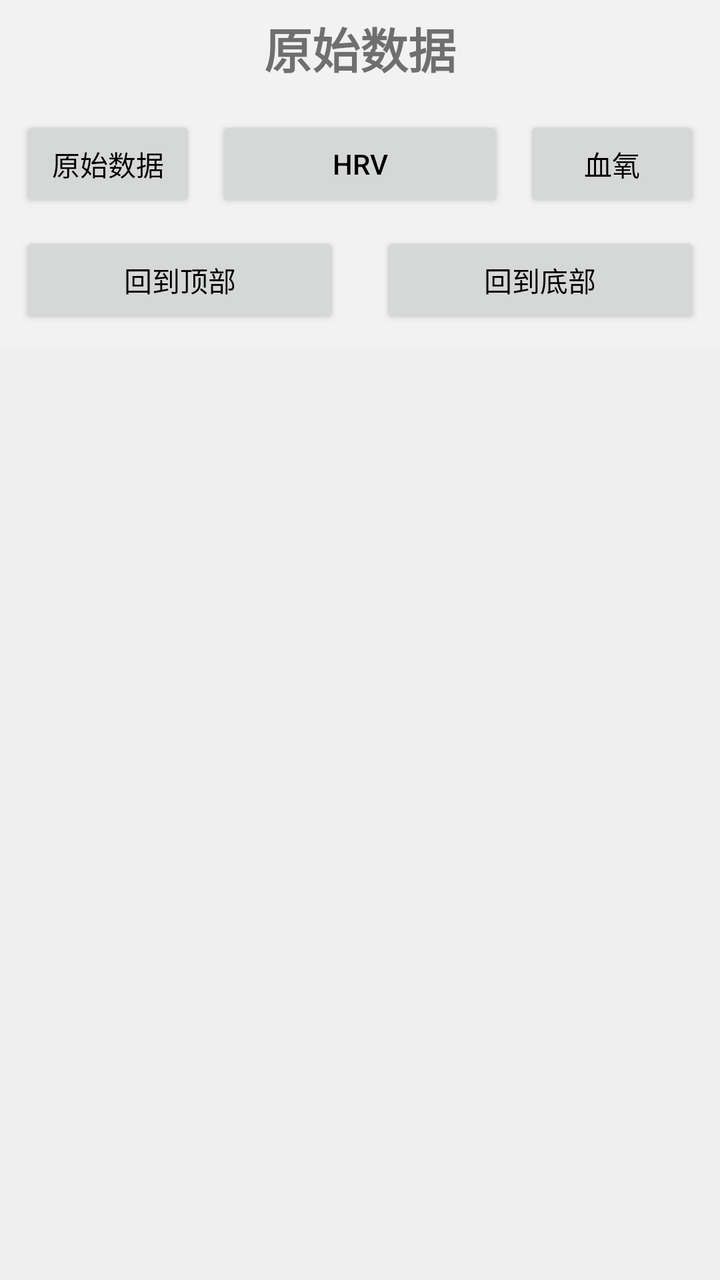
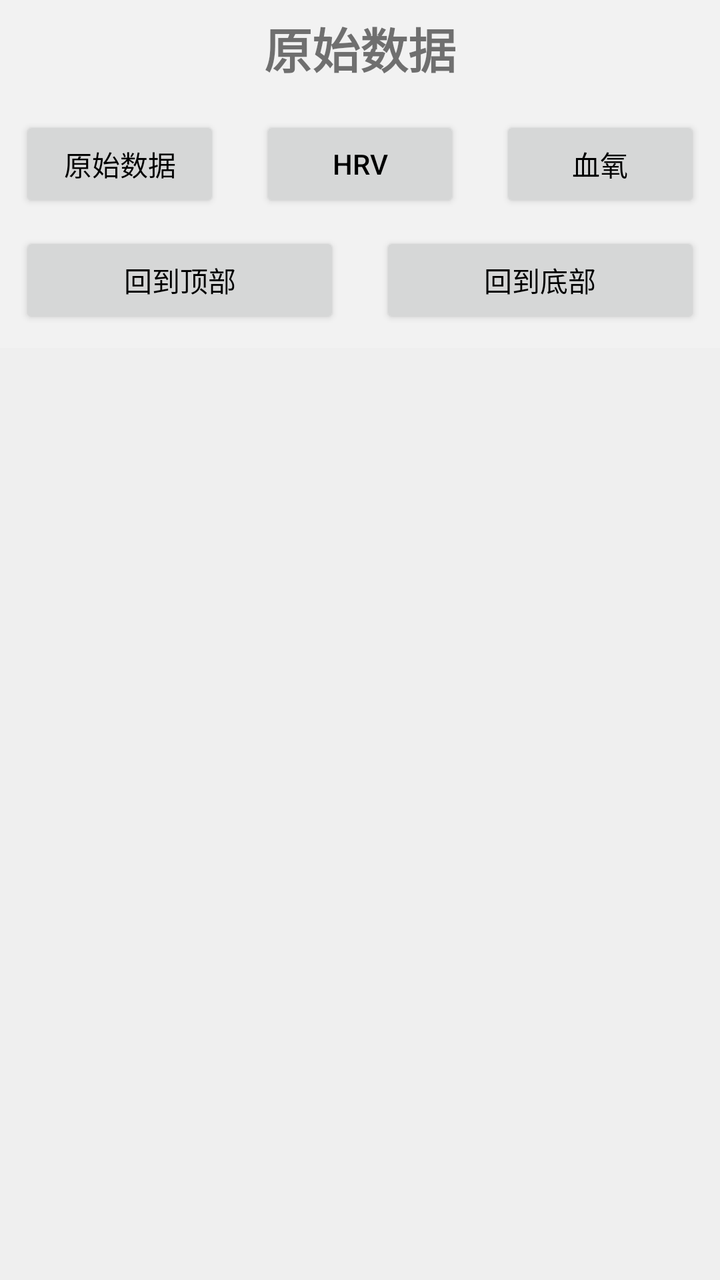

An Android layout rendered at two revisions. The XML below is the earlier revision; the diff shows what the commit changed to produce the second picture.
<!-- AndroidManifest.xml: application theme AppTheme -->
<!-- res/layout/activity_show_log.xml -->
<?xml version="1.0" encoding="utf-8"?>
<androidx.constraintlayout.widget.ConstraintLayout xmlns:android="http://schemas.android.com/apk/res/android"
    xmlns:app="http://schemas.android.com/apk/res-auto"
    android:layout_width="match_parent"
    android:layout_height="match_parent"
    android:fitsSystemWindows="true"
    android:background="#f2f2f2">

    <TextView
        android:id="@+id/tvTitle"
        app:layout_constraintTop_toTopOf="parent"
        android:layout_width="match_parent"
        android:text="原始数据"
        android:gravity="center"
        android:textSize="24sp"
        android:textStyle="bold"
        android:layout_height="48dp"/>

    <Button
        android:id="@+id/btn2"
        android:layout_width="0dp"
        android:layout_height="wrap_content"
        android:layout_marginStart="10dp"
        android:layout_marginTop="10dp"
        android:layout_marginEnd="10dp"
        android:text="HRV"
        android:textColor="#000"
        app:layout_constraintEnd_toStartOf="@id/btn3"
        app:layout_constraintStart_toEndOf="@id/btn1"
        app:layout_constraintTop_toBottomOf="@id/tvTitle" />

    <Button
        android:id="@+id/btn1"
        android:layout_width="0dp"
        android:layout_height="wrap_content"
        android:layout_marginStart="10dp"
        android:layout_marginTop="10dp"
        android:layout_marginEnd="10dp"
        android:text="原始数据"
        android:textColor="#000"
        app:layout_constraintEnd_toStartOf="@+id/btns2"
        app:layout_constraintStart_toStartOf="parent"
        app:layout_constraintTop_toBottomOf="@id/tvTitle" />


    <Button
        android:id="@+id/btn3"
        android:layout_width="0dp"
        android:layout_height="wrap_content"
        android:layout_marginStart="10dp"
        android:layout_marginTop="10dp"
        android:layout_marginEnd="10dp"
        android:text="血氧"
        android:textColor="#000"
        app:layout_constraintEnd_toEndOf="parent"
        app:layout_constraintStart_toEndOf="@+id/btns2"
        app:layout_constraintTop_toBottomOf="@id/tvTitle" />

    <Button
        android:id="@+id/btnToTop"
        android:layout_width="0dp"
        android:layout_height="wrap_content"
        android:layout_marginStart="10dp"
        android:layout_marginTop="10dp"
        android:layout_marginEnd="10dp"
        android:text="回到顶部"
        android:textColor="#000"
        app:layout_constraintEnd_toStartOf="@id/btnToBottom"
        app:layout_constraintStart_toStartOf="parent"
        app:layout_constraintTop_toBottomOf="@id/btn1" />

    <Button
        android:id="@+id/btnToBottom"
        android:layout_width="0dp"
        android:layout_height="wrap_content"
        android:layout_marginStart="10dp"
        android:layout_marginTop="10dp"
        android:layout_marginEnd="10dp"
        android:text="回到底部"
        android:textColor="#000"
        app:layout_constraintEnd_toEndOf="parent"
        app:layout_constraintStart_toEndOf="@id/btnToTop"
        app:layout_constraintTop_toBottomOf="@id/btn1" />

    <android.support.v7.widget.RecyclerView
        android:id="@+id/rv_log"
        android:layout_width="match_parent"
        android:background="#8eee"
        android:layout_height="0dp"
        app:layout_constraintEnd_toEndOf="parent"
        android:layout_marginTop="10dp"
        app:layout_constraintBottom_toBottomOf="parent"
        app:layout_constraintStart_toStartOf="parent"
        app:layout_constraintTop_toBottomOf="@id/btnToBottom" />

    <ProgressBar
        android:id="@+id/progress"
        android:layout_width="100dp"
        android:layout_height="100dp"
        app:layout_constraintTop_toTopOf="parent"
        app:layout_constraintBottom_toBottomOf="parent"
        app:layout_constraintStart_toStartOf="parent"
        app:layout_constraintEnd_toEndOf="parent"/>
</androidx.constraintlayout.widget.ConstraintLayout>
<!-- resources referenced by this layout -->
<resources>
  <style name="AppTheme" parent="Theme.AppCompat.Light.NoActionBar">
          
          <item name="colorPrimary">@color/colorPrimary</item>
          <item name="colorPrimaryDark">@color/colorPrimaryDark</item>
          <item name="colorAccent">@color/colorAccent</item>
          
          <item name="android:windowDrawsSystemBarBackgrounds">false</item>
          <item name="android:fitsSystemWindows">true</item>
  
          
          <item name="android:statusBarColor">@color/colorPrimaryDark</item>
  
          
          <item name="android:windowLightStatusBar">true</item>
  
      </style>
  <color name="colorPrimary">#3F51B5</color>
  <color name="colorPrimaryDark">#303F9F</color>
  <color name="colorAccent">#FF4081</color>
</resources>

<!-- the commit's change to res/layout/activity_show_log.xml (unified diff, before → after) -->
@@ -38,7 +38,7 @@
         android:layout_marginEnd="10dp"
         android:text="原始数据"
         android:textColor="#000"
-        app:layout_constraintEnd_toStartOf="@+id/btns2"
+        app:layout_constraintEnd_toStartOf="@+id/btn2"
         app:layout_constraintStart_toStartOf="parent"
         app:layout_constraintTop_toBottomOf="@id/tvTitle" />
 
@@ -53,7 +53,7 @@
         android:text="血氧"
         android:textColor="#000"
         app:layout_constraintEnd_toEndOf="parent"
-        app:layout_constraintStart_toEndOf="@+id/btns2"
+        app:layout_constraintStart_toEndOf="@+id/btn2"
         app:layout_constraintTop_toBottomOf="@id/tvTitle" />
 
     <Button
@@ -82,7 +82,7 @@
         app:layout_constraintStart_toEndOf="@id/btnToTop"
         app:layout_constraintTop_toBottomOf="@id/btn1" />
 
-    <android.support.v7.widget.RecyclerView
+    <androidx.recyclerview.widget.RecyclerView
         android:id="@+id/rv_log"
         android:layout_width="match_parent"
         android:background="#8eee"
